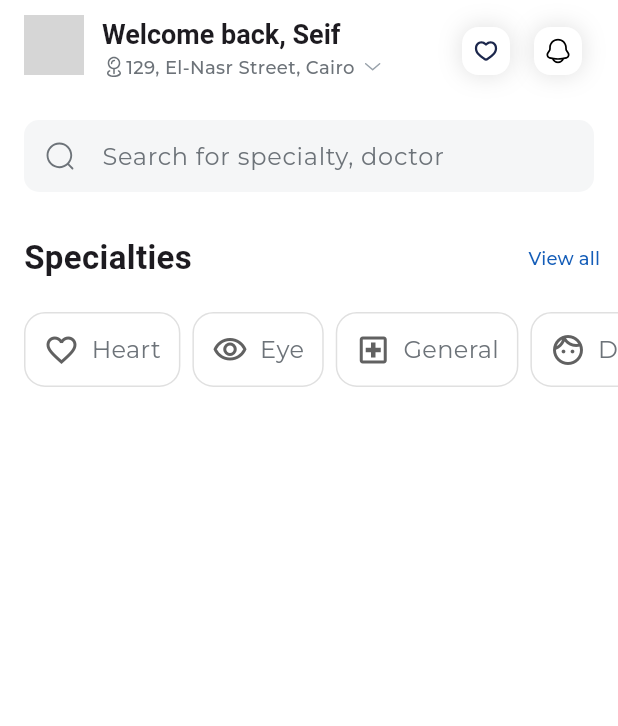
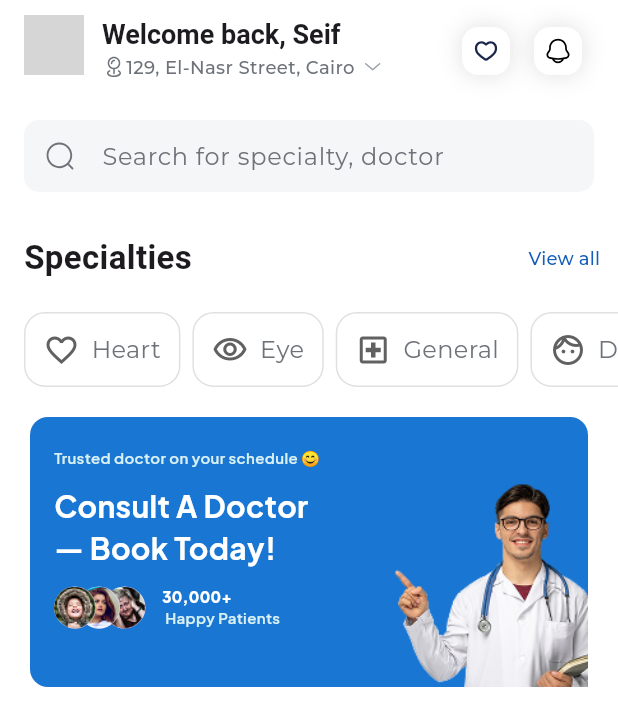
Before and after one commit to Hazem584/round5-mobile-booking-online-doctor, a Flutter app: the screen it shows after launch, on a phone screen of 412 x 824 dp. Shown: the top 726 px of the screen. Run offline on Flutter 3.47's test engine with Material 3 defaults, Android fonts, the phone set to English and light mode, and no system bars; our stand-ins replace flutter_svg, google_fonts; network calls fail; Roboto replaces fonts that are missing (Gelasio, Georgia); grey boxes are pictures that could not be loaded.

Commit message:
Add DoctorAdWidget

```diff
--- a/lib/core/utils/app_assets.dart
+++ b/lib/core/utils/app_assets.dart
@@ -1,6 +1,22 @@
 // ignore_for_file: prefer_single_quotes
 class Assets {
   Assets._();
+
+  /// Assets for assetsImagesDoctor
+  /// assets/images/doctor.png
+  static const String assetsImagesDoctor = "assets/images/doctor.png";
+
+  /// Assets for assetsImagesEllipse5
+  /// assets/images/Ellipse5.png
+  static const String assetsImagesEllipse5 = "assets/images/Ellipse5.png";
+
+  /// Assets for assetsImagesEllipse6
+  /// assets/images/Ellipse6.png
+  static const String assetsImagesEllipse6 = "assets/images/Ellipse6.png";
+
+  /// Assets for assetsImagesEllipse7
+  /// assets/images/Ellipse7.png
+  static const String assetsImagesEllipse7 = "assets/images/Ellipse7.png";
 
   /// Assets for assetsImagesIconsArrowDown
   /// assets/images/icons/ArrowDown.svg
--- a/lib/core/utils/app_style.dart
+++ b/lib/core/utils/app_style.dart
@@ -1,4 +1,4 @@
-import 'package:flutter/widgets.dart';
+import 'package:flutter/material.dart';
 import 'package:google_fonts/google_fonts.dart';
 import 'package:mobile_booking_online_doctor/core/utils/app_colors.dart';
 
@@ -20,10 +20,22 @@ abstract class AppStyle {
     fontStyle: FontStyle.normal,
     color: AppColors.grayTextSecondaryColor,
   );
-  static const TextStyle georgia22 = TextStyle(
+  static final TextStyle georgia22 = TextStyle(
     fontFamily: 'Georgia',
     fontWeight: FontWeight.w600,
     fontStyle: FontStyle.normal,
     fontSize: 22, // القيمة حسب التصميم
   );
+
+  static final TextStyle plusJakartaSansSemiB = GoogleFonts.plusJakartaSans(
+    fontSize: 10,
+    fontWeight: FontWeight.w600, // SemiBold
+    color: Color(0xFFD8F0F3),
+  );
+  static final TextStyle plusJakartaSansBold24 = GoogleFonts.plusJakartaSans(
+    fontSize: 20,
+    fontWeight: FontWeight.w700, // Bold
+    height: 1.4,
+    color: Colors.white,
+  );
 }
--- a/lib/feature/home/view/home_view.dart
+++ b/lib/feature/home/view/home_view.dart
@@ -1,5 +1,6 @@
 import 'package:flutter/material.dart';
 import 'package:mobile_booking_online_doctor/feature/home/view/widgets/custom_home_appBar.dart.dart';
+import 'package:mobile_booking_online_doctor/feature/home/view/widgets/doctorAd_widget.dart';
 import 'package:mobile_booking_online_doctor/feature/home/view/widgets/search_bar_widget.dart';
 import 'package:mobile_booking_online_doctor/feature/home/view/widgets/specialties_section.dart';
 
@@ -10,7 +11,9 @@ class HomeView extends StatelessWidget {
   Widget build(BuildContext context) {
     return Scaffold(
       appBar: CustomHomeAppBar(),
-      body: Column(children: [SearchBarWidget(), SpecialtiesSection()]),
+      body: Column(
+        children: [SearchBarWidget(), SpecialtiesSection(), DoctorAdWidget()],
+      ),
     );
   }
 }
--- a/lib/feature/home/view/widgets/custom_home_appBar.dart.dart
+++ b/lib/feature/home/view/widgets/custom_home_appBar.dart.dart
@@ -1,6 +1,5 @@
 
 import 'package:flutter/material.dart';
-import 'package:flutter/widgets.dart';
 import 'package:mobile_booking_online_doctor/core/utils/app_assets.dart';
 import 'package:mobile_booking_online_doctor/feature/home/view/widgets/action_icon.dart';
 import 'package:mobile_booking_online_doctor/feature/home/view/widgets/appbar_user_info.dart';
--- /dev/null
+++ b/lib/feature/home/view/widgets/decorative_circle.dart
@@ -0,0 +1,20 @@
+
+import 'package:flutter/material.dart';
+
+class DecorativeCircle extends StatelessWidget {
+  const DecorativeCircle({
+    super.key,
+    required this.image,
+    required this.leftPositon,
+  });
+  final String image;
+  final double leftPositon;
+
+  @override
+  Widget build(BuildContext context) {
+    return Positioned(
+      left: leftPositon,
+      child: CircleAvatar(backgroundImage: AssetImage(image), radius: 14),
+    );
+  }
+}
--- /dev/null
+++ b/lib/feature/home/view/widgets/doctorAd_widget.dart
@@ -0,0 +1,106 @@
+import 'package:flutter/material.dart';
+import 'package:mobile_booking_online_doctor/core/utils/app_assets.dart';
+import 'package:mobile_booking_online_doctor/core/utils/app_style.dart';
+import 'package:mobile_booking_online_doctor/feature/home/view/widgets/decorative_circle.dart';
+
+class DoctorAdWidget extends StatelessWidget {
+  const DoctorAdWidget({super.key});
+
+  @override
+  Widget build(BuildContext context) {
+    return Center(
+      child: Padding(
+        padding: const EdgeInsets.all(20),
+        child: Container(
+          height: 180,
+          decoration: BoxDecoration(
+            color: const Color(0xFF1976D2),
+            borderRadius: BorderRadius.circular(12),
+          ),
+          child: Stack(
+            clipBehavior: Clip.none,
+            children: [
+              Padding(
+                padding: const EdgeInsets.only(left: 16, top: 20, right: 130),
+                child: Column(
+                  crossAxisAlignment: CrossAxisAlignment.start,
+                  children: [
+                    Text(
+                      "Trusted doctor on your schedule 😊",
+                      style: AppStyle.plusJakartaSansSemiB,
+                    ),
+                    const SizedBox(height: 10),
+                    Text(
+                      "Consult A Doctor\n— Book Today!",
+                      style: AppStyle.plusJakartaSansBold24,
+                    ),
+                    const SizedBox(height: 12),
+
+                    Row(
+                      children: [
+                        SizedBox(
+                          width: 60,
+                          height: 28,
+                          child: Stack(
+                            clipBehavior: Clip.none,
+                            children: [
+                              DecorativeCircle(
+                                leftPositon: 33,
+                                image: Assets.assetsImagesEllipse7,
+                              ),
+                              DecorativeCircle(
+                                leftPositon: 16,
+                                image: Assets.assetsImagesEllipse6,
+                              ),
+                              DecorativeCircle(
+                                leftPositon: 0,
+                                image: Assets.assetsImagesEllipse5,
+                              ),
+                            ],
+                          ),
+                        ),
+                        const SizedBox(width: 12),
+                        Column(
+                          crossAxisAlignment: CrossAxisAlignment.start,
+                          children: [
+                            Text(
+                              "30,000+ ",
+                              style: AppStyle.plusJakartaSansSemiB.copyWith(
+                                color: Colors.white,
+                                fontWeight: FontWeight.w800,
+                              ),
+                            ),
+                            Text(
+                              " Happy Patients",
+                              style: AppStyle.plusJakartaSansSemiB,
+                            ),
+                          ],
+                        ),
+                      ],
+                    ),
+                  ],
+                ),
+              ),
+              Positioned(
+                right: 0,
+                bottom: 0,
+                child: Container(
+                  width: 130,
+                  height: 140,
+                  decoration: BoxDecoration(
+                    color: Colors.transparent,
+                    borderRadius: BorderRadius.circular(12),
+                  ),
+                  child: Image.asset(
+                    Assets.assetsImagesDoctor,
+                    fit: BoxFit.cover,
+                  ),
+                ),
+              ),
+            ],
+          ),
+        ),
+      ),
+    );
+  }
+}
--- a/lib/feature/home/view/widgets/search_bar_widget.dart
+++ b/lib/feature/home/view/widgets/search_bar_widget.dart
@@ -1,5 +1,4 @@
 import 'package:flutter/material.dart';
-import 'package:flutter/widgets.dart';
 import 'package:flutter_svg/svg.dart';
 import 'package:mobile_booking_online_doctor/core/utils/app_assets.dart';
 import 'package:mobile_booking_online_doctor/core/utils/app_colors.dart';
--- a/lib/feature/home/view/widgets/specialty_item.dart
+++ b/lib/feature/home/view/widgets/specialty_item.dart
@@ -1,6 +1,5 @@
 
 import 'package:flutter/material.dart';
-import 'package:flutter/widgets.dart';
 import 'package:mobile_booking_online_doctor/core/utils/app_style.dart';
 
 class SpecialtyItem extends StatelessWidget {
```
Also changed, not shown: assets/images/Ellipse5.png (added), assets/images/Ellipse6.png (added), assets/images/Ellipse7.png (added), assets/images/doctor.png (added), lib/core/utils/app_router.dart (line endings or trailing spaces).
